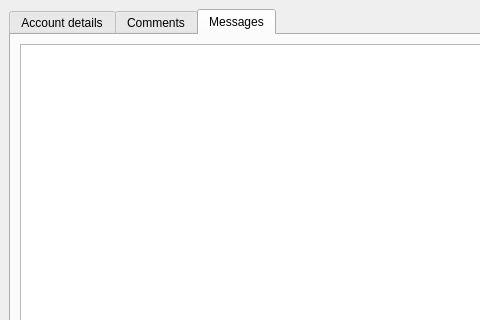
First picture: the form in callerdatawindow/callerdatawindow.ui, repository telepark/informer, before the edit; both pictures show x 0 to 480 and y 0 to 320 of the 742 by 529 pixel window.
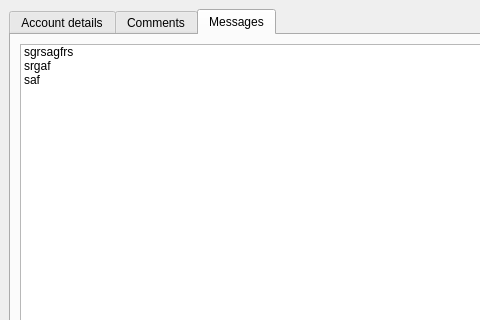
Second picture: the form after the edit. The open tabs and pages were chosen to show the change.

Patch:
```diff
--- a/callerdatawindow/callerdatawindow.ui
+++ b/callerdatawindow/callerdatawindow.ui
@@ -149,7 +149,23 @@
        </attribute>
        <layout class="QHBoxLayout" name="horizontalLayout">
         <item>
-         <widget class="QTableWidget" name="tableWidget"/>
+         <widget class="QListWidget" name="listWidget">
+          <item>
+           <property name="text">
+            <string>sgrsagfrs</string>
+           </property>
+          </item>
+          <item>
+           <property name="text">
+            <string>srgaf</string>
+           </property>
+          </item>
+          <item>
+           <property name="text">
+            <string>saf</string>
+           </property>
+          </item>
+         </widget>
         </item>
        </layout>
       </widget>
```
Left out of the diff: 17 changed lines with no effect on the pictures.
